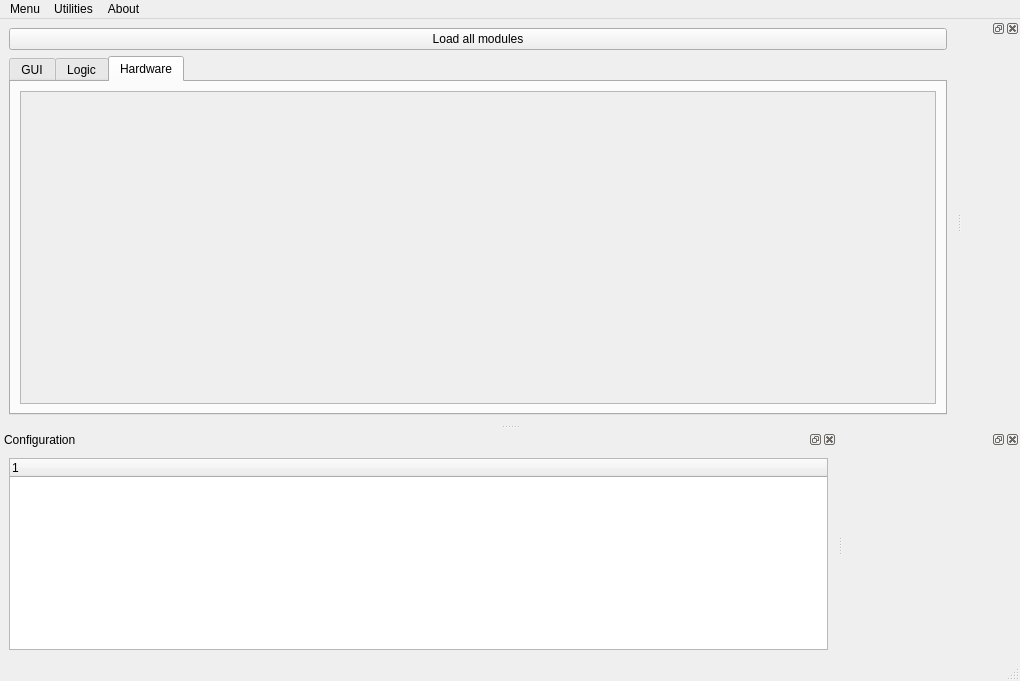
Old version of the form gui/manager/ui_manager_window.ui in the repository Ulm-IQO/qudi.
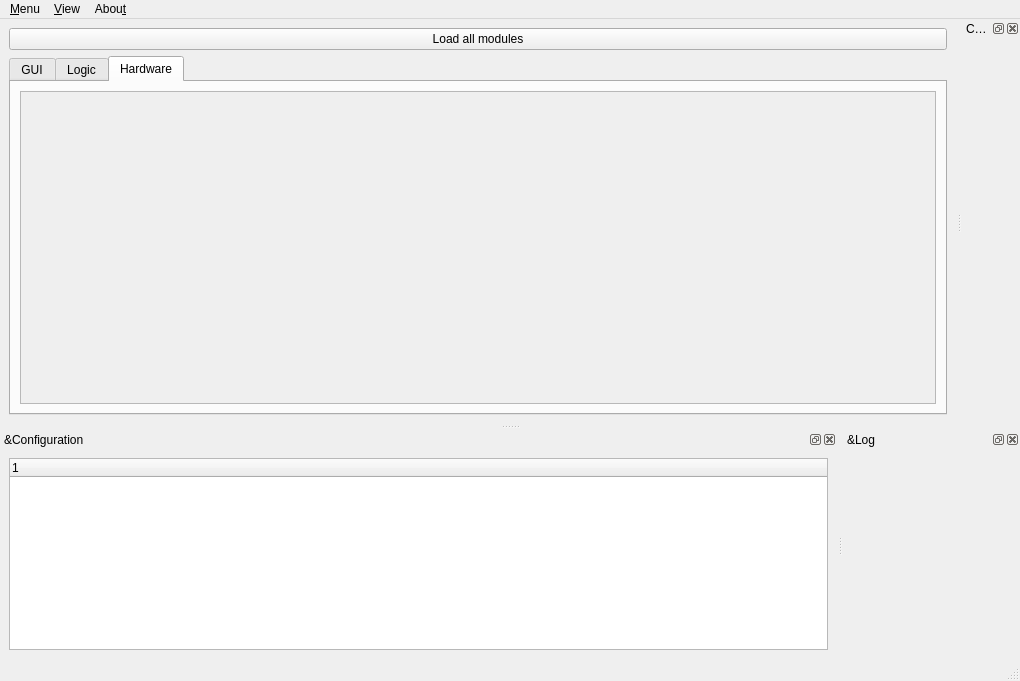
New version of the form. The open tabs and pages were chosen to show the change. Icons and pictures are not drawn. Custom widgets are drawn as their Qt base class.

Commit message: more work on manager with console and log integration

```diff
--- a/gui/manager/ui_manager_window.ui
+++ b/gui/manager/ui_manager_window.ui
@@ -109,12 +109,12 @@
      <x>0</x>
      <y>0</y>
      <width>1020</width>
-     <height>19</height>
+     <height>29</height>
     </rect>
    </property>
    <widget class="QMenu" name="menuMenu">
     <property name="title">
-     <string>Menu</string>
+     <string>&amp;Menu</string>
     </property>
     <addaction name="actionLoad_configuration"/>
     <addaction name="actionSave_configuration"/>
@@ -123,28 +123,33 @@
     <addaction name="separator"/>
     <addaction name="actionQuit"/>
    </widget>
-   <widget class="QMenu" name="menuUtilities">
-    <property name="title">
-     <string>Utilities</string>
-    </property>
-    <addaction name="actionLog"/>
-    <addaction name="actionConsole"/>
-   </widget>
    <widget class="QMenu" name="menuAbout">
     <property name="title">
-     <string>About</string>
+     <string>Abou&amp;t</string>
     </property>
     <addaction name="actionAbout_QuDi"/>
     <addaction name="actionAbout_Qt"/>
    </widget>
+   <widget class="QMenu" name="menuView">
+    <property name="title">
+     <string>&amp;View</string>
+    </property>
+    <addaction name="actionConfiguration"/>
+    <addaction name="actionConsole"/>
+    <addaction name="actionLog"/>
+    <addaction name="actionReset_to_default_layout"/>
+   </widget>
    <addaction name="menuMenu"/>
-   <addaction name="menuUtilities"/>
+   <addaction name="menuView"/>
    <addaction name="menuAbout"/>
   </widget>
   <widget class="QStatusBar" name="statusbar"/>
   <widget class="QDockWidget" name="config_display_dockWidget">
+   <property name="enabled">
+    <bool>true</bool>
+   </property>
    <property name="windowTitle">
-    <string>Configuration</string>
+    <string>&amp;Configuration</string>
    </property>
    <attribute name="dockWidgetArea">
     <number>8</number>
@@ -164,12 +169,18 @@
    </widget>
   </widget>
   <widget class="QDockWidget" name="consoleDockWidget">
+   <property name="windowTitle">
+    <string>Co&amp;nsole</string>
+   </property>
    <attribute name="dockWidgetArea">
     <number>2</number>
    </attribute>
    <widget class="RichIPythonWidget" name="consolewidget"/>
   </widget>
   <widget class="QDockWidget" name="logDockWidget">
+   <property name="windowTitle">
+    <string>&amp;Log</string>
+   </property>
    <attribute name="dockWidgetArea">
     <number>8</number>
    </attribute>
```
Left out of the diff: 125 changed lines with no effect on the pictures. The commit also changes 3 other files.
